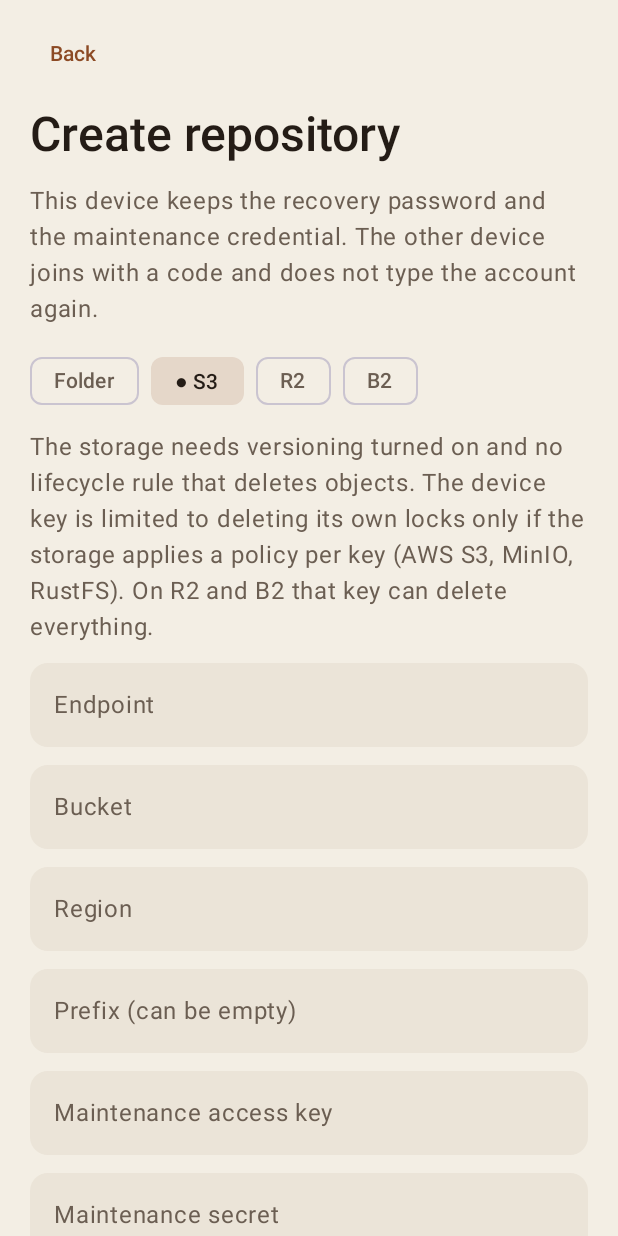
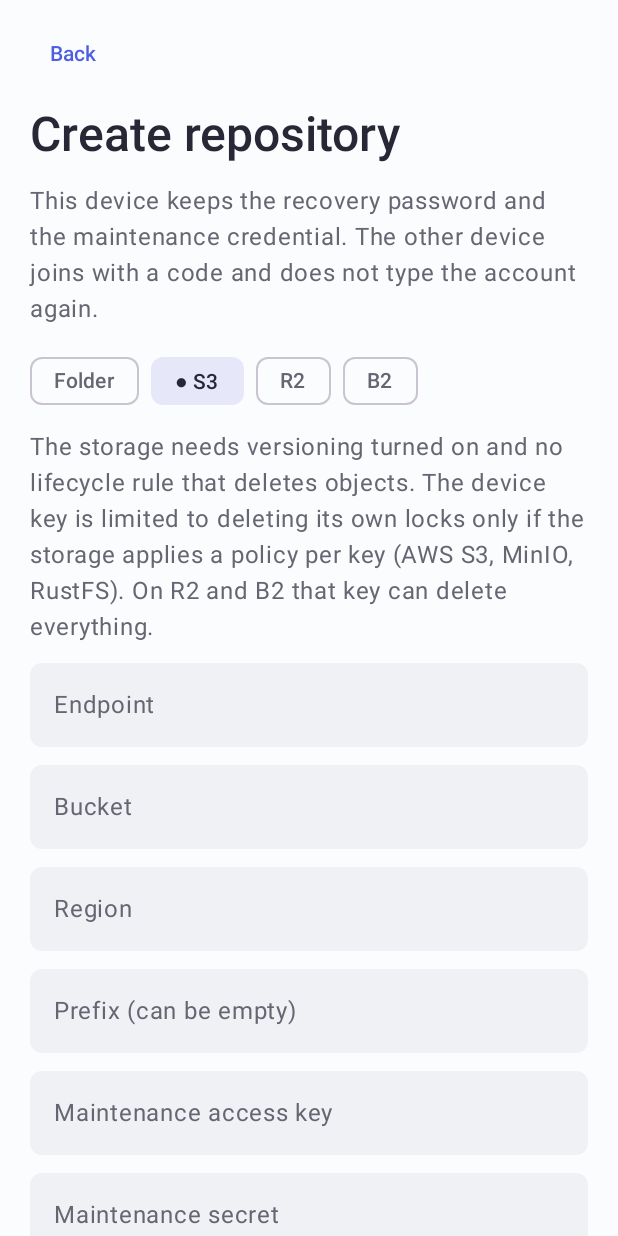
Before and after one commit to lucaswilliameufrasio/satchel, an Android app built with Jetpack Compose: the screen it shows after launch (MainActivity), after a tap on "S3", on a phone screen of 412 x 824 dp. Run offline under Robolectric (Android 15) with nearby library versions, the phone set to English and light mode, and no system bars; 2 other taps on this screen came first.

Commit message:
feat: visual direction C on the page, Android and iOS
Mercury surface and tone with Geist status: a cool-neutral palette with an
indigo accent (every text pair AA, smallest 4.64), radii 12/10/8, and a status
dot before the sync state on the page, with the words always beside it.
docs/identidade-visual.md now records this direction, chosen on 2026-11-16.
The iOS Debug configuration defines DEBUG, so the sample catalog exists only
in test builds.

```diff
--- a/android/app/src/main/java/io/github/lucaswilliameufrasio/satchel/QrScanner.kt
+++ b/android/app/src/main/java/io/github/lucaswilliameufrasio/satchel/QrScanner.kt
@@ -112,7 +112,7 @@ internal fun QrScanner(onCode: (String) -> Unit, onClose: () -> Unit) {
                         modifier = Modifier
                             .fillMaxWidth()
                             .aspectRatio(1f)
-                            .clip(RoundedCornerShape(18.dp))
+                            .clip(RoundedCornerShape(12.dp))
                             .semantics { contentDescription = viewfinder },
                     ) {
                         CameraPreview(onCode)
--- a/android/app/src/main/java/io/github/lucaswilliameufrasio/satchel/ui/SatchelTheme.kt
+++ b/android/app/src/main/java/io/github/lucaswilliameufrasio/satchel/ui/SatchelTheme.kt
@@ -57,27 +57,27 @@ data class SatchelColors(
 )
 
 internal val LightSatchel = SatchelColors(
-    canvas = Color(0xFFF3EEE4),
-    card = Color(0xFFFFFCF7),
-    ink = Color(0xFF241C16),
-    secondary = Color(0xFF6B5E52),
-    accent = Color(0xFF8C4A24),
-    field = Color(0xFFEBE4D8),
-    line = Color(0xFF241C16).copy(alpha = 0.14f),
-    danger = Color(0xFFA3261B),
-    selected = Color(0xFF8C4A24).copy(alpha = 0.14f),
+    canvas = Color(0xFFFBFCFD),
+    card = Color(0xFFFFFFFF),
+    ink = Color(0xFF272735),
+    secondary = Color(0xFF666673),
+    accent = Color(0xFF4B5FE0),
+    field = Color(0xFFF0F1F5),
+    line = Color(0xFFDDDDE5),
+    danger = Color(0xFFC02868),
+    selected = Color(0xFF4B5FE0).copy(alpha = 0.12f),
 )
 
 internal val DarkSatchel = SatchelColors(
-    canvas = Color(0xFF17130F),
-    card = Color(0xFF221C17),
-    ink = Color(0xFFF2ECE3),
-    secondary = Color(0xFFB8AB9C),
-    accent = Color(0xFFE0A070),
-    field = Color(0xFF2D261F),
-    line = Color(0xFFF2ECE3).copy(alpha = 0.14f),
-    danger = Color(0xFFF08A7E),
-    selected = Color(0xFFE0A070).copy(alpha = 0.18f),
+    canvas = Color(0xFF10101A),
+    card = Color(0xFF1C1C28),
+    ink = Color(0xFFEDEDF3),
+    secondary = Color(0xFFA3A3AE),
+    accent = Color(0xFF9CB4E8),
+    field = Color(0xFF2A2A38),
+    line = Color(0xFF363644),
+    danger = Color(0xFFFC92B4),
+    selected = Color(0xFF9CB4E8).copy(alpha = 0.18f),
 )
 
 internal val LocalSatchelColors = staticCompositionLocalOf { LightSatchel }
@@ -167,7 +167,7 @@ fun ProductCard(
     enabled: Boolean = true,
     content: @Composable ColumnScope.() -> Unit,
 ) {
-    val shape = RoundedCornerShape(18.dp)
+    val shape = RoundedCornerShape(12.dp)
     Surface(
         shape = shape,
         color = satchel.card,
@@ -203,7 +203,7 @@ fun PrimaryButton(text: String, onClick: () -> Unit, enabled: Boolean = true, mo
     Button(
         onClick = onClick,
         enabled = enabled,
-        shape = RoundedCornerShape(14.dp),
+        shape = RoundedCornerShape(10.dp),
         colors = ButtonDefaults.buttonColors(containerColor = satchel.accent, contentColor = satchel.card),
         modifier = modifier.fillMaxWidth().heightIn(min = 48.dp),
     ) {
@@ -241,7 +241,7 @@ fun ProductTextField(
         label = { Text(label) },
         keyboardOptions = keyboardOptions,
         visualTransformation = visualTransformation,
-        shape = RoundedCornerShape(12.dp),
+        shape = RoundedCornerShape(8.dp),
         colors = TextFieldDefaults.colors(
             focusedContainerColor = satchel.field,
             unfocusedContainerColor = satchel.field,
```
Also changed, not shown: 13 other files.
